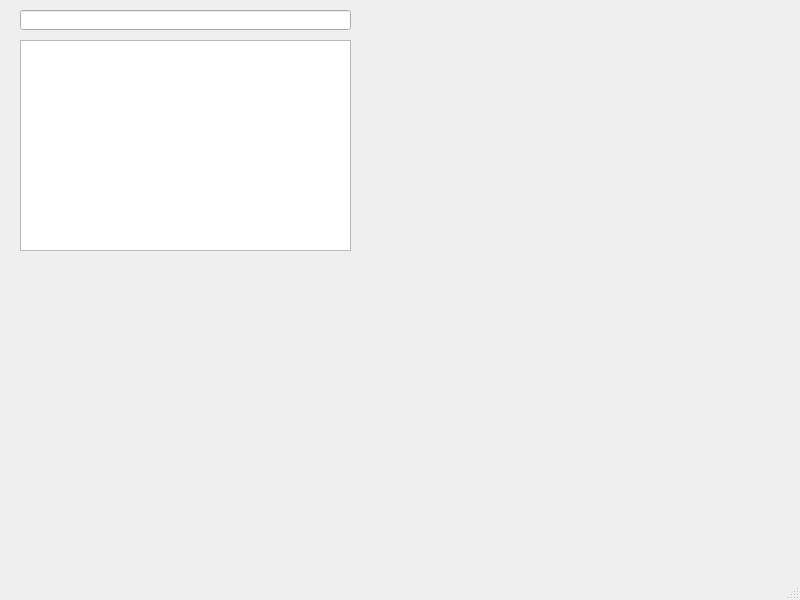
First picture: the form in mainwindow.ui, repository andresaar/QtPlaylist, before the edit.
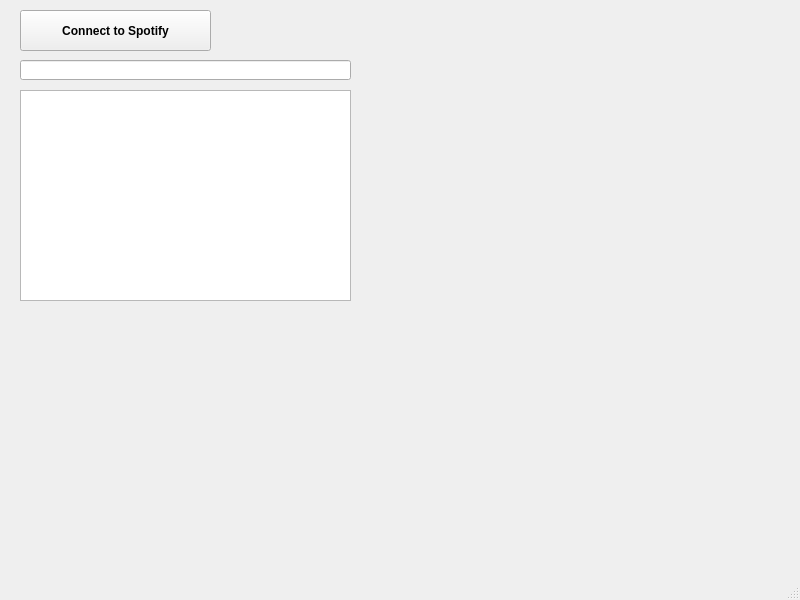
Second picture: the form after the edit.

Commit message:
Treat query reply to show in UI
Added timer to perform query.
Treat Json reply, to show list of results in UI.

```diff
--- a/mainwindow.ui
+++ b/mainwindow.ui
@@ -18,7 +18,7 @@
     <property name="geometry">
      <rect>
       <x>20</x>
-      <y>40</y>
+      <y>90</y>
       <width>331</width>
       <height>211</height>
      </rect>
@@ -28,12 +28,31 @@
     <property name="geometry">
      <rect>
       <x>20</x>
-      <y>10</y>
+      <y>60</y>
       <width>331</width>
       <height>20</height>
      </rect>
     </property>
    </widget>
+   <widget class="QPushButton" name="connectToSpotify">
+    <property name="geometry">
+     <rect>
+      <x>20</x>
+      <y>10</y>
+      <width>191</width>
+      <height>41</height>
+     </rect>
+    </property>
+    <property name="font">
+     <font>
+      <weight>75</weight>
+      <bold>true</bold>
+     </font>
+    </property>
+    <property name="text">
+     <string>Connect to Spotify</string>
+    </property>
+   </widget>
   </widget>
   <widget class="QMenuBar" name="menubar">
    <property name="geometry">
```
Left out of the diff: 4 changed lines with no effect on the pictures. The commit also changes 2 other files.
